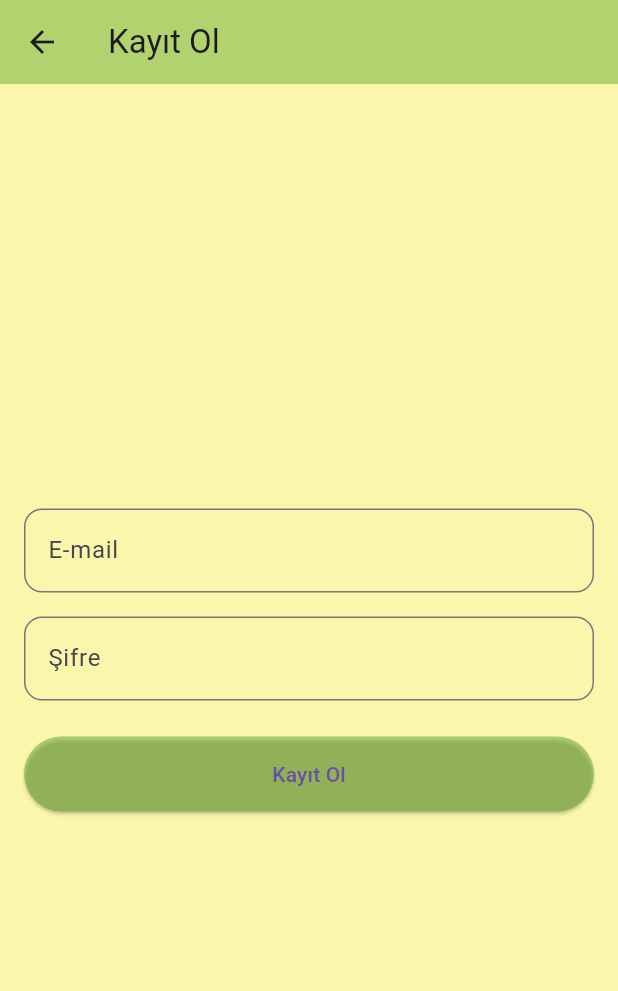
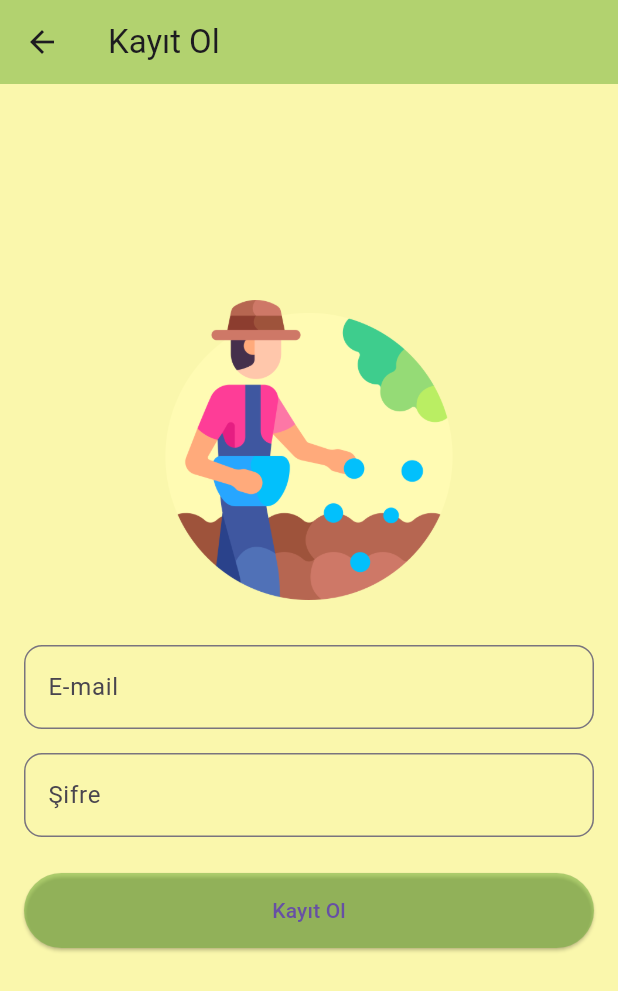
Before and after one commit to amessyrem/emmi, a Flutter app: the RegisterScreen screen opened directly, on a phone screen of 412 x 824 dp. Shown: the top 991 px of the screen. Run offline on Flutter 3.47's test engine with Material 3 defaults, Android fonts, the phone set to English and light mode, and no system bars; our stand-ins replace firebase_auth, firebase_core, lottie; accounts and stored records are empty; statements that could not run were skipped.

Commit message:
register_screen'e png yüklendi ve arayüzü düzenlendi

```diff
--- a/lib/screens/register_screen.dart
+++ b/lib/screens/register_screen.dart
@@ -42,10 +42,20 @@ class _RegisterScreenState extends State<RegisterScreen> {
       appBar: AppBar(title: Text("Kayıt Ol"), backgroundColor: Color(0x846FAF37)),
       backgroundColor: Color(0xFFFAF7AC),
       body: Padding(
-        padding: const EdgeInsets.all(16),
+        padding: const EdgeInsets.symmetric(horizontal: 16,vertical: 4),
         child: Column(
-          mainAxisAlignment: MainAxisAlignment.center,
+          mainAxisAlignment: MainAxisAlignment.start,
           children: [
+            SizedBox(height: 140),//daha sonra değiştiririz
+            Image.asset(
+              'assets/images/fertilizer.png',  // Burada resmin dosya yolu
+              width: 200, // Resmin genişliği
+              height: 200, // Resmin yüksekliği
+            ),
+            SizedBox(height: 30), // Resim ile kullanıcı adı arasındaki boşluk
+
+
+
             TextField(
               controller: emailController,
               decoration: InputDecoration(
```
Also changed, not shown: assets/images/fertilizer.png (added), assets/images/haystack.png (added), assets/images/peasant.png (added), assets/images/tirmikli.png (added).
